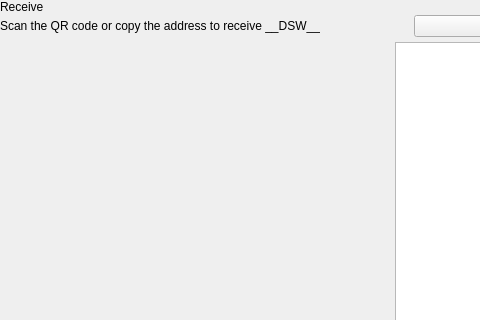
decenomy/DSW, file src/qt/pivx/forms/receivewidget.ui: the form before one commit; both pictures show x 0 to 480 and y 0 to 320 of the 629 by 629 pixel window.
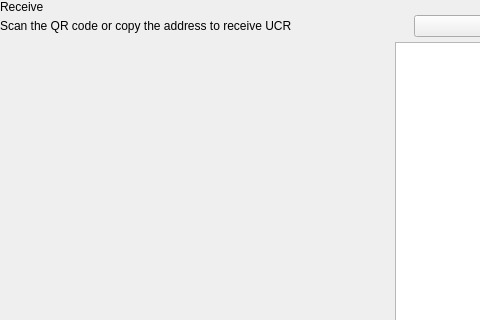
The form after the commit. Custom widgets are drawn as their Qt base class.

Diff of the .ui file:
```diff
--- a/src/qt/pivx/forms/receivewidget.ui
+++ b/src/qt/pivx/forms/receivewidget.ui
@@ -78,7 +78,7 @@
             <item alignment="Qt::AlignTop">
              <widget class="QLabel" name="labelSubtitle1">
               <property name="text">
-               <string>Scan the QR code or copy the address to receive __DSW__</string>
+               <string>Scan the QR code or copy the address to receive UCR</string>
               </property>
              </widget>
             </item>
```
